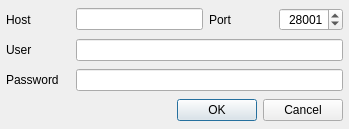
Before: the Qt Designer form ui/QuickConnectDialog.ui in BatchDrake/SigDigger, drawn with Qt 5.
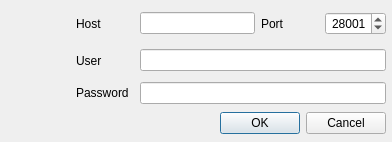
After: the same form once the commit is applied. Icons and pictures are not drawn.

```diff
--- a/ui/QuickConnectDialog.ui
+++ b/ui/QuickConnectDialog.ui
@@ -9,8 +9,8 @@
    <rect>
     <x>0</x>
     <y>0</y>
-    <width>349</width>
-    <height>129</height>
+    <width>392</width>
+    <height>142</height>
    </rect>
   </property>
   <property name="sizePolicy">
@@ -38,24 +38,58 @@
    <property name="spacing">
     <number>6</number>
    </property>
-   <item row="0" column="0">
-    <widget class="QLabel" name="label">
+   <item row="1" column="1">
+    <widget class="QLabel" name="label_3">
      <property name="text">
-      <string>Host</string>
+      <string>User</string>
      </property>
     </widget>
    </item>
-   <item row="0" column="1" colspan="2">
+   <item row="2" column="1">
+    <widget class="QLabel" name="label_4">
+     <property name="text">
+      <string>Password</string>
+     </property>
+    </widget>
+   </item>
+   <item row="0" column="2" colspan="2">
     <widget class="QLineEdit" name="hostEdit"/>
    </item>
-   <item row="0" column="3">
+   <item row="1" column="2" colspan="4">
+    <widget class="QLineEdit" name="userEdit"/>
+   </item>
+   <item row="2" column="2" colspan="4">
+    <widget class="QLineEdit" name="passwordEdit">
+     <property name="echoMode">
+      <enum>QLineEdit::Password</enum>
+     </property>
+    </widget>
+   </item>
+   <item row="0" column="4">
     <widget class="QLabel" name="label_2">
      <property name="text">
       <string>Port</string>
      </property>
     </widget>
    </item>
-   <item row="0" column="4">
+   <item row="3" column="1" colspan="5">
+    <widget class="QDialogButtonBox" name="buttonBox">
+     <property name="orientation">
+      <enum>Qt::Horizontal</enum>
+     </property>
+     <property name="standardButtons">
+      <set>QDialogButtonBox::Cancel|QDialogButtonBox::Ok</set>
+     </property>
+    </widget>
+   </item>
+   <item row="0" column="1">
+    <widget class="QLabel" name="label">
+     <property name="text">
+      <string>Host</string>
+     </property>
+    </widget>
+   </item>
+   <item row="0" column="5">
     <widget class="QSpinBox" name="portSpin">
      <property name="alignment">
       <set>Qt::AlignRight|Qt::AlignTrailing|Qt::AlignVCenter</set>
@@ -71,37 +105,34 @@
      </property>
     </widget>
    </item>
-   <item row="1" column="0">
-    <widget class="QLabel" name="label_3">
-     <property name="text">
-      <string>User</string>
+   <item row="0" column="0" rowspan="2">
+    <widget class="QLabel" name="label_5">
+     <property name="sizePolicy">
+      <sizepolicy hsizetype="Fixed" vsizetype="Fixed">
+       <horstretch>0</horstretch>
+       <verstretch>0</verstretch>
+      </sizepolicy>
      </property>
-    </widget>
-   </item>
-   <item row="1" column="1" colspan="4">
-    <widget class="QLineEdit" name="userEdit"/>
-   </item>
-   <item row="3" column="0" colspan="5">
-    <widget class="QDialogButtonBox" name="buttonBox">
-     <property name="orientation">
-      <enum>Qt::Horizontal</enum>
+     <property name="minimumSize">
+      <size>
+       <width>64</width>
+       <height>64</height>
+      </size>
      </property>
-     <property name="standardButtons">
-      <set>QDialogButtonBox::Cancel|QDialogButtonBox::Ok</set>
+     <property name="maximumSize">
+      <size>
+       <width>64</width>
+       <height>64</height>
+      </size>
      </property>
-    </widget>
-   </item>
-   <item row="2" column="0">
-    <widget class="QLabel" name="label_4">
      <property name="text">
-      <string>Password</string>
+      <string/>
      </property>
-    </widget>
-   </item>
-   <item row="2" column="1" colspan="4">
-    <widget class="QLineEdit" name="passwordEdit">
-     <property name="echoMode">
-      <enum>QLineEdit::Password</enum>
+     <property name="pixmap">
+      <pixmap resource="../icons/Icons.qrc">:/icons/connect.png</pixmap>
+     </property>
+     <property name="scaledContents">
+      <bool>true</bool>
      </property>
     </widget>
    </item>
```
Left out of the diff: 10 changed lines with no effect on the pictures.
